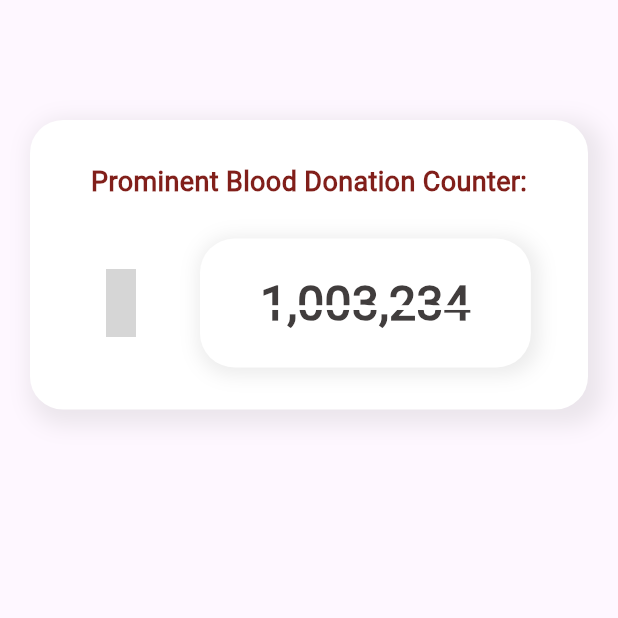
After one commit to ramywael/Graduation, a Flutter app: the HomePage screen opened directly, on a phone screen of 412 x 824 dp, the top half of it. The commit adds this screen. Run offline on Flutter 3.47's test engine with Material 2 defaults, Android fonts, the phone set to English and light mode, and no system bars; our stand-ins replace material_symbols_icons; grey boxes are pictures that could not be loaded.

Commit message:
create the container of user home

```diff
--- /dev/null
+++ b/lib/constants/constant.dart
@@ -0,0 +1,3 @@
+import 'package:flutter/material.dart';
+
+const Color kPrimaryColor = Color(0xFF811F1A);
--- /dev/null
+++ b/lib/custom/text.dart
@@ -0,0 +1,23 @@
+import 'package:flutter/material.dart';
+import 'package:grad/constants/constant.dart';
+
+class CustomTextWidget extends StatelessWidget {
+  final String text;
+  final double fontSize;
+  final String? fontFamily;
+  final FontWeight? fontWeight;
+  const CustomTextWidget({Key? key, required this.text, required this.fontSize,this.fontFamily="Roboto",this.fontWeight=FontWeight.bold}) : super(key: key);
+
+  @override
+  Widget build(BuildContext context) {
+    return Text(
+      text,
+      style:  TextStyle(
+        color: kPrimaryColor,
+        fontSize: fontSize,
+        fontFamily: fontFamily,
+        fontWeight:fontWeight,
+      ),
+    );
+  }
+}
--- /dev/null
+++ b/lib/home/user_home_page.dart
@@ -0,0 +1,99 @@
+import 'package:flutter/material.dart';
+import 'package:grad/constants/constant.dart';
+import 'package:grad/custom/text.dart';
+import 'package:material_symbols_icons/material_symbols_icons.dart'
+    as MaterialSymbolsIcons;
+
+class HomePage extends StatelessWidget {
+  const HomePage({super.key});
+
+  @override
+  Widget build(BuildContext context) {
+    return Scaffold(
+      body: Column(
+        children: [
+          Center(
+            child: Container(
+              margin: const EdgeInsets.symmetric(vertical: 80,horizontal: 20),
+              // width: 343,
+              // height: 191,
+              decoration: BoxDecoration(
+                color: Colors.white,
+                borderRadius: BorderRadius.circular(22),
+                boxShadow: [
+                  BoxShadow(
+                    color: Colors.grey.withOpacity(0.2),
+                    offset: const Offset(5, 5),
+                    blurRadius: 12,
+                    spreadRadius: 5,
+                  )
+                ],
+              ),
+              child:  Padding(
+                padding: const EdgeInsets.all(28.0),
+                child: Column(
+                  children: [
+                    const CustomTextWidget(
+                      text: "Prominent Blood Donation Counter:",
+                      fontSize: 18,
+                    ),
+                    const SizedBox(
+                      height: 25,
+                    ),
+                    Row(
+                      mainAxisAlignment: MainAxisAlignment.spaceEvenly,
+                      children: [
+                        const Icon(
+                          MaterialSymbolsIcons.Symbols.heart_check_rounded,
+                          fill: 1,
+                          color: kPrimaryColor,
+                          size: 45,
+                        ),
+                        const SizedBox(
+                          width: 10,
+                        ),
+                        Container(
+                          padding: const EdgeInsets.all(20),
+                          decoration: BoxDecoration(
+                            borderRadius: BorderRadius.circular(23),
+                            color: Colors.white,
+                            boxShadow: [
+                              BoxShadow(
+                                color: Colors.grey.withOpacity(0.2),
+                                offset: const Offset(2, 2),
+                                blurRadius: 10,
+                                spreadRadius: 3,
+                              ),
+                            ]
+                          ),
+                          child: const Padding(
+                            padding: EdgeInsets.symmetric(horizontal: 20,),
+                            child: Text(
+                              "1,003,234",
+                              textAlign: TextAlign.center,
+                              style: TextStyle(
+                                fontFamily: "Roboto",
+                                fontWeight: FontWeight.bold,
+                                decoration: TextDecoration.lineThrough,
+                                decorationColor: Colors.white,
+                                decorationThickness: 2,
+                                fontSize: 32,
+                                color: Color(0xff413D3D),
+                              ),
+                            ),
+                          ) ,
+
+                        )
+                      ],
+                    )
+                  ],
+                ),
+              ),
+            ),
+          ),
+
+        ],
+      ),
+    );
+  }
+}
--- a/lib/onBoarding/onBoarding.dart
+++ b/lib/onBoarding/onBoarding.dart
@@ -1,4 +1,6 @@
 import 'package:flutter/material.dart';
+import 'package:grad/constants/constant.dart';
+import 'package:grad/home/user_home_page.dart';
 import 'package:grad/register.dart';
 
 import '../contents/contents_onBiarding_Model.dart';
@@ -52,7 +54,7 @@ class _SplashScreenState extends State<SplashScreen> {
                 style: const TextStyle(
                   fontSize: 40,
                   fontWeight: FontWeight.bold,
-                  color: Color(0xFF811F1A),
+                  color: kPrimaryColor,
                 ),
               ),
               Padding(
@@ -99,7 +101,7 @@ class _SplashScreenState extends State<SplashScreen> {
                         Navigator.pushReplacement(
                           context,
                           MaterialPageRoute(
-                            builder: (context) => const MyHomePage(title: "Blood Chain"),
+                            builder: (context) => const HomePage(),
                           ),
                         );
                       }
@@ -129,7 +131,7 @@ class _SplashScreenState extends State<SplashScreen> {
                         decoration:  BoxDecoration(
                           borderRadius: BorderRadius.circular(20),
                           color: currentIndex == index
-                              ? const Color(0xFF811F1A)
+                              ?  kPrimaryColor
                               : const  Color(0xFFD4D4D4),
                         ),
                       ),
```
Also changed, not shown: pubspec.yaml (+5 -12 lines), assets/fonts/Pacifico-Regular.ttf (added), assets/fonts/Roboto-Regular.ttf (added), pubspec.lock.
